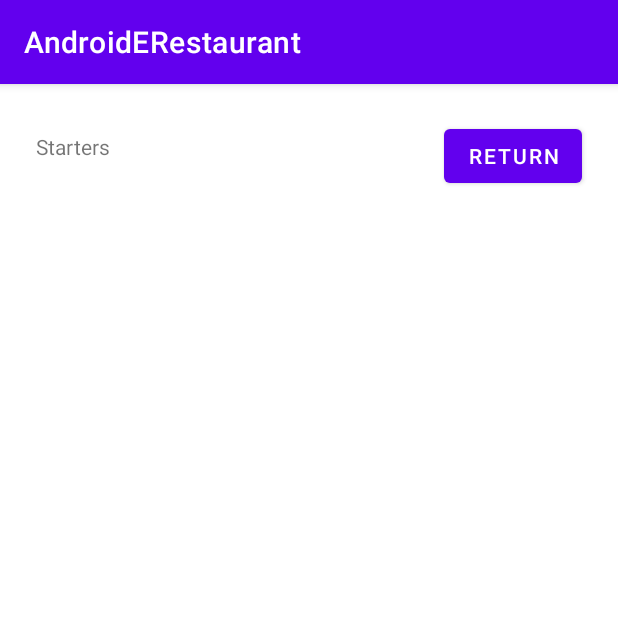
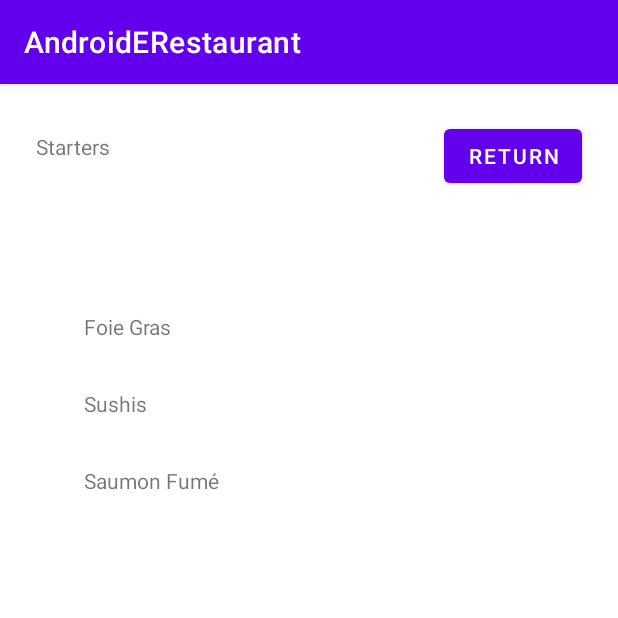
Before and after one commit to Jules-Calvet/AndroidERestaurant, an Android app: the screen it shows after launch (MealsActivity), after a tap on "Starters", on a phone screen of 412 x 824 dp, the top half of it. Run offline under Robolectric (Android 15) with nearby library versions, the phone set to English and light mode, and no system bars.

Commit message:
dishes list

```diff
--- /dev/null
+++ b/app/src/main/java/fr/isen/calvet/androiderestaurant/CategoryAdapter.kt
@@ -0,0 +1,29 @@
+package fr.isen.calvet.androiderestaurant
+
+import android.view.LayoutInflater
+import android.view.View
+import android.view.ViewGroup
+import android.widget.TextView
+import androidx.recyclerview.widget.RecyclerView
+
+class CategoryAdapter(var dishes: ArrayList<String>) : RecyclerView.Adapter<CategoryAdapter.CategoryViewHolder>() {
+    class CategoryViewHolder(view: View) : RecyclerView.ViewHolder(view) {
+        val cellName: TextView = view.findViewById<TextView>(R.id.dish)
+    }
+
+    override fun onCreateViewHolder(parent: ViewGroup, viewType: Int): CategoryViewHolder {
+        val view = LayoutInflater.from(parent.context)
+            .inflate(R.layout.item_dish, parent, false)
+
+        return CategoryViewHolder(view)
+    }
+
+    override fun onBindViewHolder(holder: CategoryViewHolder, position: Int) {
+        val dish = dishes[position]
+
+        holder.cellName.text = dish
+    }
+
+    override fun getItemCount(): Int = dishes.size
+
+}
--- /dev/null
+++ b/app/src/main/java/fr/isen/calvet/androiderestaurant/DishCategory.kt
@@ -0,0 +1,7 @@
+package fr.isen.calvet.androiderestaurant
+
+enum class DishCategory(val arrayResourceId: Int) {
+    STARTER(R.array.starters),
+    MAIN_COURSE(R.array.main_courses),
+    DESSERT(R.array.desserts)
+}
--- a/app/src/main/java/fr/isen/calvet/androiderestaurant/MealsActivity.kt
+++ b/app/src/main/java/fr/isen/calvet/androiderestaurant/MealsActivity.kt
@@ -3,7 +3,10 @@ package fr.isen.calvet.androiderestaurant
 import android.content.Intent
 import androidx.appcompat.app.AppCompatActivity
 import android.os.Bundle
+import androidx.recyclerview.widget.LinearLayoutManager
 import fr.isen.calvet.androiderestaurant.databinding.ActivityMealsBinding
+import java.util.*
+import kotlin.collections.ArrayList
 
 class MealsActivity : AppCompatActivity() {
     private lateinit var binding: ActivityMealsBinding
@@ -13,14 +16,32 @@ class MealsActivity : AppCompatActivity() {
         binding = ActivityMealsBinding.inflate(layoutInflater)
         setContentView(binding.root)
 
+        binding.recyclerView.layoutManager = LinearLayoutManager(this)
+
         val title = intent.getStringExtra("Title")
         binding.title.text = title
+        //supportActionBar?.title = title
+
+       /* val category = DishCategory.valueOf(title)
+        val dishes = resources.getStringArray(category.arrayResourceId)
+        binding.recyclerView.adapter = CategoryAdapter(ArrayList(dishes.asList()))*/
+
+
+        val dishes = when(title) {
+            "Starters" -> resources.getStringArray(R.array.starters)
+            "Main Courses" -> resources.getStringArray(R.array.main_courses)
+            "Desserts" -> resources.getStringArray(R.array.desserts)
+            else -> emptyArray()
+        }
+        binding.recyclerView.adapter = CategoryAdapter(ArrayList(dishes.asList()))
+
+
+      //  binding.recyclerView.adapter = CategoryAdapter(resources.getStringArray(R.array.starters).toList() as ArrayList<String>)
 
         binding.buttonReturn.setOnClickListener {
             val intent = Intent(this, HomeActivity::class.java)
             startActivity(intent)
             finish()
-
         }
     }
 }
--- a/app/src/main/res/layout/activity_meals.xml
+++ b/app/src/main/res/layout/activity_meals.xml
@@ -25,4 +25,15 @@
         android:text="Title"
         app:layout_constraintStart_toStartOf="parent"
         app:layout_constraintTop_toTopOf="parent" />
+
+    <androidx.recyclerview.widget.RecyclerView
+        android:id="@+id/recyclerView"
+        app:layoutManager="androidx.recyclerview.widget.LinearLayoutManager"
+        android:layout_width="wrap_content"
+        android:layout_height="wrap_content"
+        android:layout_marginStart="24dp"
+        android:layout_marginTop="48dp"
+        app:layout_constraintStart_toStartOf="parent"
+        app:layout_constraintTop_toBottomOf="@+id/buttonReturn" />
+
 </androidx.constraintlayout.widget.ConstraintLayout>
--- /dev/null
+++ b/app/src/main/res/layout/item_dish.xml
@@ -0,0 +1,16 @@
+<?xml version="1.0" encoding="utf-8"?>
+<androidx.constraintlayout.widget.ConstraintLayout xmlns:android="http://schemas.android.com/apk/res/android"
+    xmlns:app="http://schemas.android.com/apk/res-auto"
+    android:layout_width="wrap_content"
+    android:layout_height="wrap_content">
+
+    <TextView
+        android:id="@+id/dish"
+        android:layout_width="wrap_content"
+        android:layout_height="wrap_content"
+        android:layout_marginStart="32dp"
+        android:layout_marginTop="32dp"
+        android:text="Dish name"
+        app:layout_constraintStart_toStartOf="parent"
+        app:layout_constraintTop_toTopOf="parent" />
+</androidx.constraintlayout.widget.ConstraintLayout>
--- a/app/src/main/res/values/strings.xml
+++ b/app/src/main/res/values/strings.xml
@@ -3,4 +3,20 @@
     <string name="first">Starters</string>
     <string name="second">Main Courses</string>
     <string name="third">Desserts</string>
+
+    <string-array name="starters">
+        <item>Foie Gras</item>
+        <item>Sushis</item>
+        <item>Saumon Fumé</item>
+    </string-array>
+    <string-array name="main_courses">
+        <item>Burger</item>
+        <item>Lasagne</item>
+        <item>Pizza</item>
+    </string-array>
+    <string-array name="desserts">
+        <item>Tiramisu</item>
+        <item>Fondant au chocolat</item>
+        <item>Banane flambée</item>
+    </string-array>
 </resources>
```
